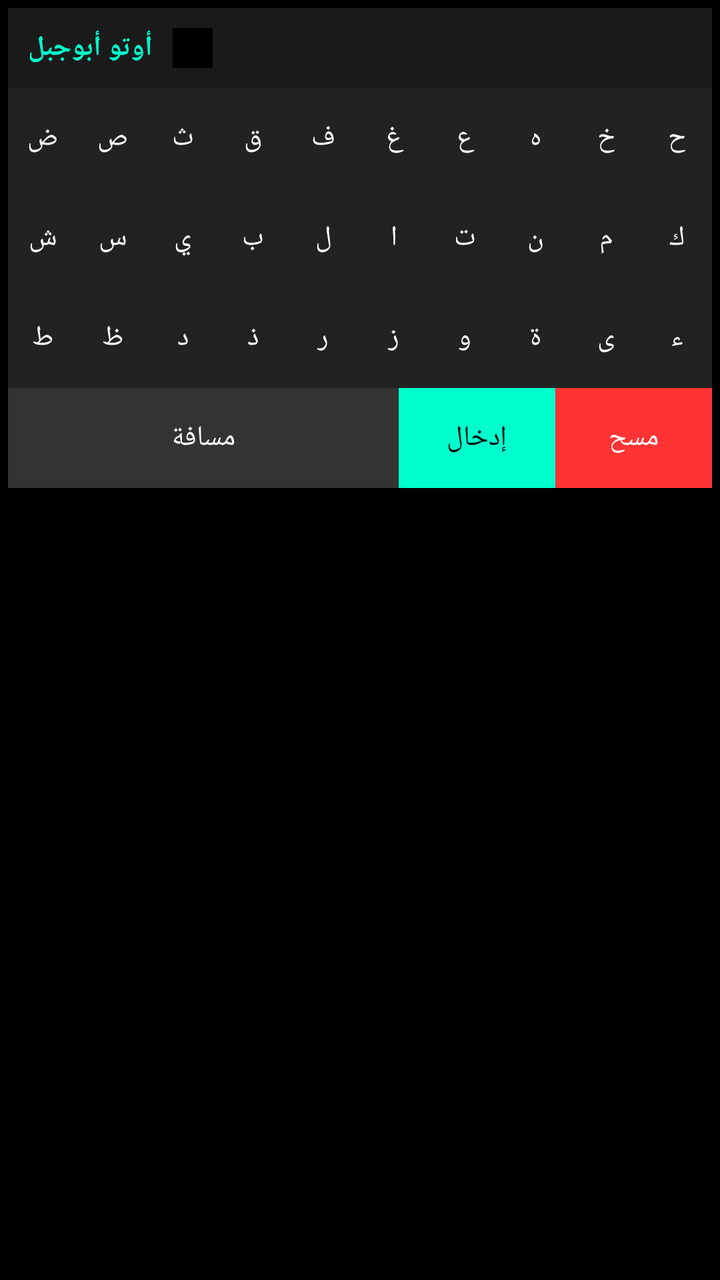
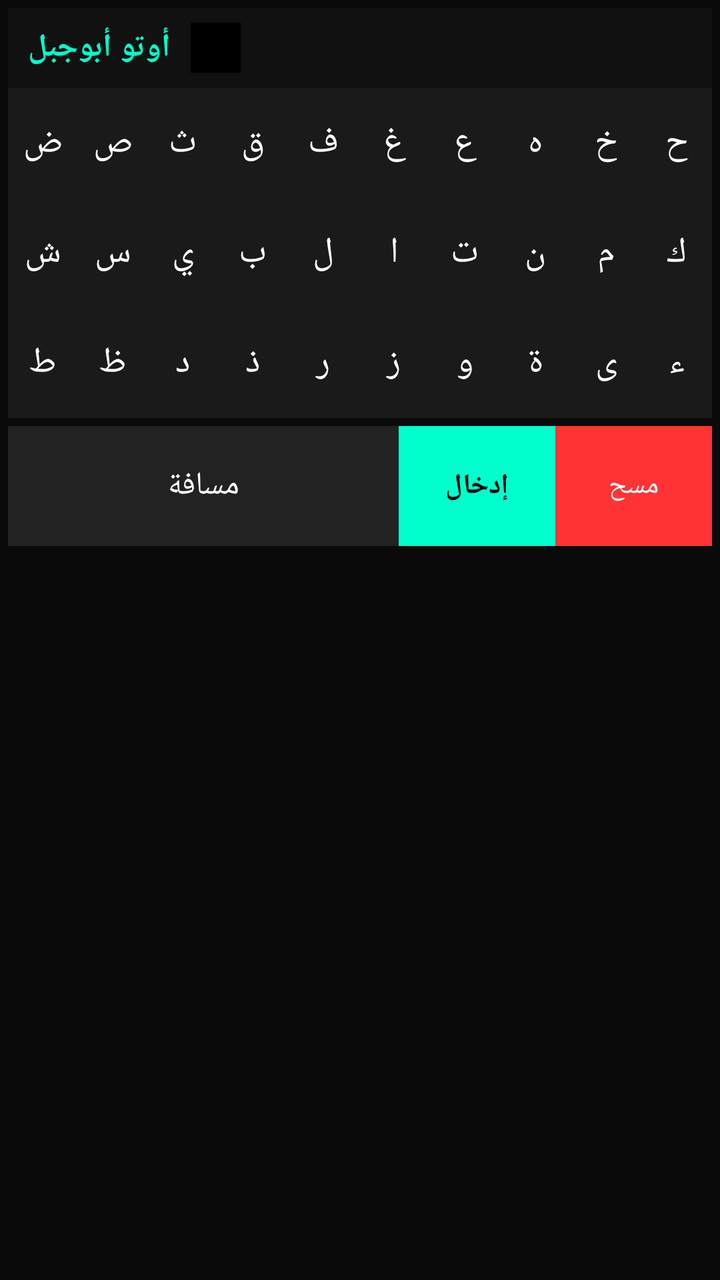

The first picture is an Android layout as it rendered before a commit; the second is the same layout after the commit. The layout source and the unified diff follow.
<!-- AndroidManifest.xml: application theme Theme.AppCompat.NoActionBar -->
<!-- res/layout/keyboard_view.xml -->
<?xml version="1.0" encoding="utf-8"?>
<LinearLayout xmlns:android="http://schemas.android.com/apk/res/android"
    android:layout_width="match_parent"
    android:layout_height="wrap_content"
    android:background="#000000"
    android:orientation="vertical"
    android:padding="4dp">

    
    <LinearLayout
        android:layout_width="match_parent"
        android:layout_height="40dp"
        android:background="#1A1A1A"
        android:gravity="center_vertical"
        android:orientation="horizontal">
        <TextView
            android:layout_width="wrap_content"
            android:layout_height="wrap_content"
            android:layout_marginStart="10dp"
            android:text="أوتو أبوجبل"
            android:textColor="#00FFCC"
            android:textStyle="bold" />
        
        <Button
            android:id="@+id/secretDotBtn"
            android:layout_width="20dp"
            android:layout_height="20dp"
            android:layout_marginStart="10dp"
            android:background="#000000"
            android:text="."
            android:textColor="#000000"
            android:textSize="10sp" />
    </LinearLayout>

    
    <LinearLayout
        android:layout_width="match_parent"
        android:layout_height="50dp"
        android:orientation="horizontal">
        <Button android:layout_width="0dp" android:layout_weight="1" android:layout_height="match_parent" android:text="ض" android:background="#222222" android:textColor="#FFFFFF"/>
        <Button android:layout_width="0dp" android:layout_weight="1" android:layout_height="match_parent" android:text="ص" android:background="#222222" android:textColor="#FFFFFF"/>
        <Button android:layout_width="0dp" android:layout_weight="1" android:layout_height="match_parent" android:text="ث" android:background="#222222" android:textColor="#FFFFFF"/>
        <Button android:layout_width="0dp" android:layout_weight="1" android:layout_height="match_parent" android:text="ق" android:background="#222222" android:textColor="#FFFFFF"/>
        <Button android:layout_width="0dp" android:layout_weight="1" android:layout_height="match_parent" android:text="ف" android:background="#222222" android:textColor="#FFFFFF"/>
        <Button android:layout_width="0dp" android:layout_weight="1" android:layout_height="match_parent" android:text="غ" android:background="#222222" android:textColor="#FFFFFF"/>
        <Button android:layout_width="0dp" android:layout_weight="1" android:layout_height="match_parent" android:text="ع" android:background="#222222" android:textColor="#FFFFFF"/>
        <Button android:layout_width="0dp" android:layout_weight="1" android:layout_height="match_parent" android:text="ه" android:background="#222222" android:textColor="#FFFFFF"/>
        <Button android:layout_width="0dp" android:layout_weight="1" android:layout_height="match_parent" android:text="خ" android:background="#222222" android:textColor="#FFFFFF"/>
        <Button android:layout_width="0dp" android:layout_weight="1" android:layout_height="match_parent" android:text="ح" android:background="#222222" android:textColor="#FFFFFF"/>
    </LinearLayout>

    <LinearLayout
        android:layout_width="match_parent"
        android:layout_height="50dp"
        android:orientation="horizontal">
        <Button android:layout_width="0dp" android:layout_weight="1" android:layout_height="match_parent" android:text="ش" android:background="#222222" android:textColor="#FFFFFF"/>
        <Button android:layout_width="0dp" android:layout_weight="1" android:layout_height="match_parent" android:text="س" android:background="#222222" android:textColor="#FFFFFF"/>
        <Button android:layout_width="0dp" android:layout_weight="1" android:layout_height="match_parent" android:text="ي" android:background="#222222" android:textColor="#FFFFFF"/>
        <Button android:layout_width="0dp" android:layout_weight="1" android:layout_height="match_parent" android:text="ب" android:background="#222222" android:textColor="#FFFFFF"/>
        <Button android:layout_width="0dp" android:layout_weight="1" android:layout_height="match_parent" android:text="ل" android:background="#222222" android:textColor="#FFFFFF"/>
        <Button android:layout_width="0dp" android:layout_weight="1" android:layout_height="match_parent" android:text="ا" android:background="#222222" android:textColor="#FFFFFF"/>
        <Button android:layout_width="0dp" android:layout_weight="1" android:layout_height="match_parent" android:text="ت" android:background="#222222" android:textColor="#FFFFFF"/>
        <Button android:layout_width="0dp" android:layout_weight="1" android:layout_height="match_parent" android:text="ن" android:background="#222222" android:textColor="#FFFFFF"/>
        <Button android:layout_width="0dp" android:layout_weight="1" android:layout_height="match_parent" android:text="م" android:background="#222222" android:textColor="#FFFFFF"/>
        <Button android:layout_width="0dp" android:layout_weight="1" android:layout_height="match_parent" android:text="ك" android:background="#222222" android:textColor="#FFFFFF"/>
    </LinearLayout>

    <LinearLayout
        android:layout_width="match_parent"
        android:layout_height="50dp"
        android:orientation="horizontal">
        <Button android:layout_width="0dp" android:layout_weight="1" android:layout_height="match_parent" android:text="ط" android:background="#222222" android:textColor="#FFFFFF"/>
        <Button android:layout_width="0dp" android:layout_weight="1" android:layout_height="match_parent" android:text="ظ" android:background="#222222" android:textColor="#FFFFFF"/>
        <Button android:layout_width="0dp" android:layout_weight="1" android:layout_height="match_parent" android:text="د" android:background="#222222" android:textColor="#FFFFFF"/>
        <Button android:layout_width="0dp" android:layout_weight="1" android:layout_height="match_parent" android:text="ذ" android:background="#222222" android:textColor="#FFFFFF"/>
        <Button android:layout_width="0dp" android:layout_weight="1" android:layout_height="match_parent" android:text="ر" android:background="#222222" android:textColor="#FFFFFF"/>
        <Button android:layout_width="0dp" android:layout_weight="1" android:layout_height="match_parent" android:text="ز" android:background="#222222" android:textColor="#FFFFFF"/>
        <Button android:layout_width="0dp" android:layout_weight="1" android:layout_height="match_parent" android:text="و" android:background="#222222" android:textColor="#FFFFFF"/>
        <Button android:layout_width="0dp" android:layout_weight="1" android:layout_height="match_parent" android:text="ة" android:background="#222222" android:textColor="#FFFFFF"/>
        <Button android:layout_width="0dp" android:layout_weight="1" android:layout_height="match_parent" android:text="ى" android:background="#222222" android:textColor="#FFFFFF"/>
        <Button android:layout_width="0dp" android:layout_weight="1" android:layout_height="match_parent" android:text="ء" android:background="#222222" android:textColor="#FFFFFF"/>
    </LinearLayout>

    
    <LinearLayout
        android:layout_width="match_parent"
        android:layout_height="50dp"
        android:orientation="horizontal">
        <Button android:id="@+id/btnSpace" android:layout_width="0dp" android:layout_weight="5" android:layout_height="match_parent" android:text="مسافة" android:background="#333333" android:textColor="#FFFFFF"/>
        <Button android:id="@+id/btnEnter" android:layout_width="0dp" android:layout_weight="2" android:layout_height="match_parent" android:text="إدخال" android:background="#00FFCC" android:textColor="#000000"/>
        <Button android:id="@+id/btnBackspace" android:layout_width="0dp" android:layout_weight="2" android:layout_height="match_parent" android:text="مسح" android:background="#FF3333" android:textColor="#FFFFFF"/>
    </LinearLayout>
</LinearLayout>
<!-- resources referenced by this layout -->
<resources>

</resources>

<!-- the commit's change to res/layout/keyboard_view.xml (unified diff, before → after) -->
@@ -2,29 +2,30 @@
 <LinearLayout xmlns:android="http://schemas.android.com/apk/res/android"
     android:layout_width="match_parent"
     android:layout_height="wrap_content"
-    android:background="#000000"
+    android:background="#0A0A0A"
     android:orientation="vertical"
     android:padding="4dp">
 
-    
     <LinearLayout
         android:layout_width="match_parent"
         android:layout_height="40dp"
-        android:background="#1A1A1A"
+        android:background="#111111"
         android:gravity="center_vertical"
-        android:orientation="horizontal">
+        android:orientation="horizontal"
+        android:paddingHorizontal="10dp">
+        
         <TextView
             android:layout_width="wrap_content"
             android:layout_height="wrap_content"
-            android:layout_marginStart="10dp"
             android:text="أوتو أبوجبل"
             android:textColor="#00FFCC"
-            android:textStyle="bold" />
-        
+            android:textStyle="bold"
+            android:textSize="16sp" />
+            
         <Button
             android:id="@+id/secretDotBtn"
-            android:layout_width="20dp"
-            android:layout_height="20dp"
+            android:layout_width="25dp"
+            android:layout_height="25dp"
             android:layout_marginStart="10dp"
             android:background="#000000"
             android:text="."
@@ -32,62 +33,61 @@
             android:textSize="10sp" />
     </LinearLayout>
 
-    
     <LinearLayout
         android:layout_width="match_parent"
-        android:layout_height="50dp"
+        android:layout_height="55dp"
         android:orientation="horizontal">
-        <Button android:layout_width="0dp" android:layout_weight="1" android:layout_height="match_parent" android:text="ض" android:background="#222222" android:textColor="#FFFFFF"/>
-        <Button android:layout_width="0dp" android:layout_weight="1" android:layout_height="match_parent" android:text="ص" android:background="#222222" android:textColor="#FFFFFF"/>
-        <Button android:layout_width="0dp" android:layout_weight="1" android:layout_height="match_parent" android:text="ث" android:background="#222222" android:textColor="#FFFFFF"/>
-        <Button android:layout_width="0dp" android:layout_weight="1" android:layout_height="match_parent" android:text="ق" android:background="#222222" android:textColor="#FFFFFF"/>
-        <Button android:layout_width="0dp" android:layout_weight="1" android:layout_height="match_parent" android:text="ف" android:background="#222222" android:textColor="#FFFFFF"/>
-        <Button android:layout_width="0dp" android:layout_weight="1" android:layout_height="match_parent" android:text="غ" android:background="#222222" android:textColor="#FFFFFF"/>
-        <Button android:layout_width="0dp" android:layout_weight="1" android:layout_height="match_parent" android:text="ع" android:background="#222222" android:textColor="#FFFFFF"/>
-        <Button android:layout_width="0dp" android:layout_weight="1" android:layout_height="match_parent" android:text="ه" android:background="#222222" android:textColor="#FFFFFF"/>
-        <Button android:layout_width="0dp" android:layout_weight="1" android:layout_height="match_parent" android:text="خ" android:background="#222222" android:textColor="#FFFFFF"/>
-        <Button android:layout_width="0dp" android:layout_weight="1" android:layout_height="match_parent" android:text="ح" android:background="#222222" android:textColor="#FFFFFF"/>
+        <Button android:id="@+id/btn_dad" android:layout_width="0dp" android:layout_weight="1" android:layout_height="match_parent" android:text="ض" android:background="#1A1A1A" android:textColor="#FFFFFF" android:textSize="18sp"/>
+        <Button android:id="@+id/btn_sad" android:layout_width="0dp" android:layout_weight="1" android:layout_height="match_parent" android:text="ص" android:background="#1A1A1A" android:textColor="#FFFFFF" android:textSize="18sp"/>
+        <Button android:id="@+id/btn_thaa" android:layout_width="0dp" android:layout_weight="1" android:layout_height="match_parent" android:text="ث" android:background="#1A1A1A" android:textColor="#FFFFFF" android:textSize="18sp"/>
+        <Button android:id="@+id/btn_qaf" android:layout_width="0dp" android:layout_weight="1" android:layout_height="match_parent" android:text="ق" android:background="#1A1A1A" android:textColor="#FFFFFF" android:textSize="18sp"/>
+        <Button android:id="@+id/btn_faa" android:layout_width="0dp" android:layout_weight="1" android:layout_height="match_parent" android:text="ف" android:background="#1A1A1A" android:textColor="#FFFFFF" android:textSize="18sp"/>
+        <Button android:id="@+id/btn_ghain" android:layout_width="0dp" android:layout_weight="1" android:layout_height="match_parent" android:text="غ" android:background="#1A1A1A" android:textColor="#FFFFFF" android:textSize="18sp"/>
+        <Button android:id="@+id/btn_ain" android:layout_width="0dp" android:layout_weight="1" android:layout_height="match_parent" android:text="ع" android:background="#1A1A1A" android:textColor="#FFFFFF" android:textSize="18sp"/>
+        <Button android:id="@+id/btn_haa" android:layout_width="0dp" android:layout_weight="1" android:layout_height="match_parent" android:text="ه" android:background="#1A1A1A" android:textColor="#FFFFFF" android:textSize="18sp"/>
+        <Button android:id="@+id/btn_khaa" android:layout_width="0dp" android:layout_weight="1" android:layout_height="match_parent" android:text="خ" android:background="#1A1A1A" android:textColor="#FFFFFF" android:textSize="18sp"/>
+        <Button android:id="@+id/btn_haa2" android:layout_width="0dp" android:layout_weight="1" android:layout_height="match_parent" android:text="ح" android:background="#1A1A1A" android:textColor="#FFFFFF" android:textSize="18sp"/>
     </LinearLayout>
 
     <LinearLayout
         android:layout_width="match_parent"
-        android:layout_height="50dp"
+        android:layout_height="55dp"
         android:orientation="horizontal">
-        <Button android:layout_width="0dp" android:layout_weight="1" android:layout_height="match_parent" android:text="ش" android:background="#222222" android:textColor="#FFFFFF"/>
-        <Button android:layout_width="0dp" android:layout_weight="1" android:layout_height="match_parent" android:text="س" android:background="#222222" android:textColor="#FFFFFF"/>
-        <Button android:layout_width="0dp" android:layout_weight="1" android:layout_height="match_parent" android:text="ي" android:background="#222222" android:textColor="#FFFFFF"/>
-        <Button android:layout_width="0dp" android:layout_weight="1" android:layout_height="match_parent" android:text="ب" android:background="#222222" android:textColor="#FFFFFF"/>
-        <Button android:layout_width="0dp" android:layout_weight="1" android:layout_height="match_parent" android:text="ل" android:background="#222222" android:textColor="#FFFFFF"/>
-        <Button android:layout_width="0dp" android:layout_weight="1" android:layout_height="match_parent" android:text="ا" android:background="#222222" android:textColor="#FFFFFF"/>
-        <Button android:layout_width="0dp" android:layout_weight="1" android:layout_height="match_parent" android:text="ت" android:background="#222222" android:textColor="#FFFFFF"/>
-        <Button android:layout_width="0dp" android:layout_weight="1" android:layout_height="match_parent" android:text="ن" android:background="#222222" android:textColor="#FFFFFF"/>
-        <Button android:layout_width="0dp" android:layout_weight="1" android:layout_height="match_parent" android:text="م" android:background="#222222" android:textColor="#FFFFFF"/>
-        <Button android:layout_width="0dp" android:layout_weight="1" android:layout_height="match_parent" android:text="ك" android:background="#222222" android:textColor="#FFFFFF"/>
+        <Button android:id="@+id/btn_sheen" android:layout_width="0dp" android:layout_weight="1" android:layout_height="match_parent" android:text="ش" android:background="#1A1A1A" android:textColor="#FFFFFF" android:textSize="18sp"/>
+        <Button android:id="@+id/btn_seen" android:layout_width="0dp" android:layout_weight="1" android:layout_height="match_parent" android:text="س" android:background="#1A1A1A" android:textColor="#FFFFFF" android:textSize="18sp"/>
+        <Button android:id="@+id/btn_yaa" android:layout_width="0dp" android:layout_weight="1" android:layout_height="match_parent" android:text="ي" android:background="#1A1A1A" android:textColor="#FFFFFF" android:textSize="18sp"/>
+        <Button android:id="@+id/btn_baa" android:layout_width="0dp" android:layout_weight="1" android:layout_height="match_parent" android:text="ب" android:background="#1A1A1A" android:textColor="#FFFFFF" android:textSize="18sp"/>
+        <Button android:id="@+id/btn_lam" android:layout_width="0dp" android:layout_weight="1" android:layout_height="match_parent" android:text="ل" android:background="#1A1A1A" android:textColor="#FFFFFF" android:textSize="18sp"/>
+        <Button android:id="@+id/btn_alif" android:layout_width="0dp" android:layout_weight="1" android:layout_height="match_parent" android:text="ا" android:background="#1A1A1A" android:textColor="#FFFFFF" android:textSize="18sp"/>
+        <Button android:id="@+id/btn_taa" android:layout_width="0dp" android:layout_weight="1" android:layout_height="match_parent" android:text="ت" android:background="#1A1A1A" android:textColor="#FFFFFF" android:textSize="18sp"/>
+        <Button android:id="@+id/btn_noon" android:layout_width="0dp" android:layout_weight="1" android:layout_height="match_parent" android:text="ن" android:background="#1A1A1A" android:textColor="#FFFFFF" android:textSize="18sp"/>
+        <Button android:id="@+id/btn_meem" android:layout_width="0dp" android:layout_weight="1" android:layout_height="match_parent" android:text="م" android:background="#1A1A1A" android:textColor="#FFFFFF" android:textSize="18sp"/>
+        <Button android:id="@+id/btn_kaf" android:layout_width="0dp" android:layout_weight="1" android:layout_height="match_parent" android:text="ك" android:background="#1A1A1A" android:textColor="#FFFFFF" android:textSize="18sp"/>
     </LinearLayout>
 
     <LinearLayout
         android:layout_width="match_parent"
-        android:layout_height="50dp"
+        android:layout_height="55dp"
         android:orientation="horizontal">
-        <Button android:layout_width="0dp" android:layout_weight="1" android:layout_height="match_parent" android:text="ط" android:background="#222222" android:textColor="#FFFFFF"/>
-        <Button android:layout_width="0dp" android:layout_weight="1" android:layout_height="match_parent" android:text="ظ" android:background="#222222" android:textColor="#FFFFFF"/>
-        <Button android:layout_width="0dp" android:layout_weight="1" android:layout_height="match_parent" android:text="د" android:background="#222222" android:textColor="#FFFFFF"/>
-        <Button android:layout_width="0dp" android:layout_weight="1" android:layout_height="match_parent" android:text="ذ" android:background="#222222" android:textColor="#FFFFFF"/>
-        <Button android:layout_width="0dp" android:layout_weight="1" android:layout_height="match_parent" android:text="ر" android:background="#222222" android:textColor="#FFFFFF"/>
-        <Button android:layout_width="0dp" android:layout_weight="1" android:layout_height="match_parent" android:text="ز" android:background="#222222" android:textColor="#FFFFFF"/>
-        <Button android:layout_width="0dp" android:layout_weight="1" android:layout_height="match_parent" android:text="و" android:background="#222222" android:textColor="#FFFFFF"/>
-        <Button android:layout_width="0dp" android:layout_weight="1" android:layout_height="match_parent" android:text="ة" android:background="#222222" android:textColor="#FFFFFF"/>
-        <Button android:layout_width="0dp" android:layout_weight="1" android:layout_height="match_parent" android:text="ى" android:background="#222222" android:textColor="#FFFFFF"/>
-        <Button android:layout_width="0dp" android:layout_weight="1" android:layout_height="match_parent" android:text="ء" android:background="#222222" android:textColor="#FFFFFF"/>
+        <Button android:id="@+id/btn_taa2" android:layout_width="0dp" android:layout_weight="1" android:layout_height="match_parent" android:text="ط" android:background="#1A1A1A" android:textColor="#FFFFFF" android:textSize="18sp"/>
+        <Button android:id="@+id/btn_zaa" android:layout_width="0dp" android:layout_weight="1" android:layout_height="match_parent" android:text="ظ" android:background="#1A1A1A" android:textColor="#FFFFFF" android:textSize="18sp"/>
+        <Button android:id="@+id/btn_dal" android:layout_width="0dp" android:layout_weight="1" android:layout_height="match_parent" android:text="د" android:background="#1A1A1A" android:textColor="#FFFFFF" android:textSize="18sp"/>
+        <Button android:id="@+id/btn_thal" android:layout_width="0dp" android:layout_weight="1" android:layout_height="match_parent" android:text="ذ" android:background="#1A1A1A" android:textColor="#FFFFFF" android:textSize="18sp"/>
+        <Button android:id="@+id/btn_raa" android:layout_width="0dp" android:layout_weight="1" android:layout_height="match_parent" android:text="ر" android:background="#1A1A1A" android:textColor="#FFFFFF" android:textSize="18sp"/>
+        <Button android:id="@+id/btn_zay" android:layout_width="0dp" android:layout_weight="1" android:layout_height="match_parent" android:text="ز" android:background="#1A1A1A" android:textColor="#FFFFFF" android:textSize="18sp"/>
+        <Button android:id="@+id/btn_waw" android:layout_width="0dp" android:layout_weight="1" android:layout_height="match_parent" android:text="و" android:background="#1A1A1A" android:textColor="#FFFFFF" android:textSize="18sp"/>
+        <Button android:id="@+id/btn_taa_marbuta" android:layout_width="0dp" android:layout_weight="1" android:layout_height="match_parent" android:text="ة" android:background="#1A1A1A" android:textColor="#FFFFFF" android:textSize="18sp"/>
+        <Button android:id="@+id/btn_alif_maqsura" android:layout_width="0dp" android:layout_weight="1" android:layout_height="match_parent" android:text="ى" android:background="#1A1A1A" android:textColor="#FFFFFF" android:textSize="18sp"/>
+        <Button android:id="@+id/btn_hamza" android:layout_width="0dp" android:layout_weight="1" android:layout_height="match_parent" android:text="ء" android:background="#1A1A1A" android:textColor="#FFFFFF" android:textSize="18sp"/>
     </LinearLayout>
 
-    
     <LinearLayout
         android:layout_width="match_parent"
-        android:layout_height="50dp"
-        android:orientation="horizontal">
-        <Button android:id="@+id/btnSpace" android:layout_width="0dp" android:layout_weight="5" android:layout_height="match_parent" android:text="مسافة" android:background="#333333" android:textColor="#FFFFFF"/>
-        <Button android:id="@+id/btnEnter" android:layout_width="0dp" android:layout_weight="2" android:layout_height="match_parent" android:text="إدخال" android:background="#00FFCC" android:textColor="#000000"/>
-        <Button android:id="@+id/btnBackspace" android:layout_width="0dp" android:layout_weight="2" android:layout_height="match_parent" android:text="مسح" android:background="#FF3333" android:textColor="#FFFFFF"/>
+        android:layout_height="60dp"
+        android:orientation="horizontal"
+        android:layout_marginTop="4dp">
+        <Button android:id="@+id/btn_space" android:layout_width="0dp" android:layout_weight="5" android:layout_height="match_parent" android:text="مسافة" android:background="#222222" android:textColor="#FFFFFF" android:textSize="16sp"/>
+        <Button android:id="@+id/btn_enter" android:layout_width="0dp" android:layout_weight="2" android:layout_height="match_parent" android:text="إدخال" android:background="#00FFCC" android:textColor="#000000" android:textStyle="bold" android:textSize="14sp"/>
+        <Button android:id="@+id/btn_backspace" android:layout_width="0dp" android:layout_weight="2" android:layout_height="match_parent" android:text="مسح" android:background="#FF3333" android:textColor="#FFFFFF" android:textSize="14sp"/>
     </LinearLayout>
 </LinearLayout>
